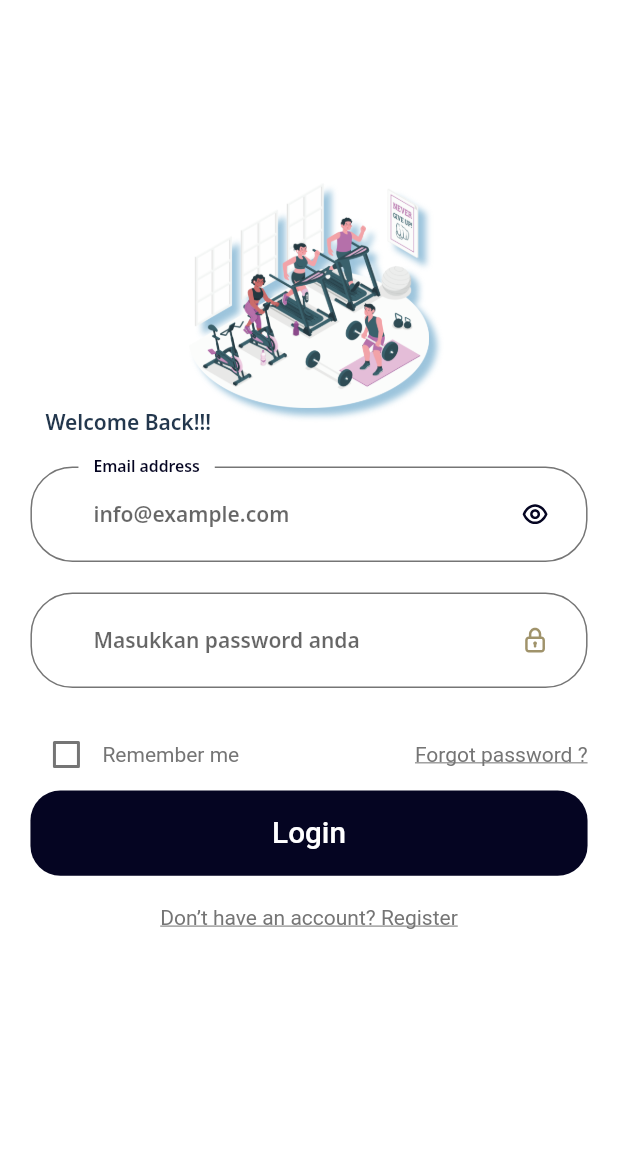
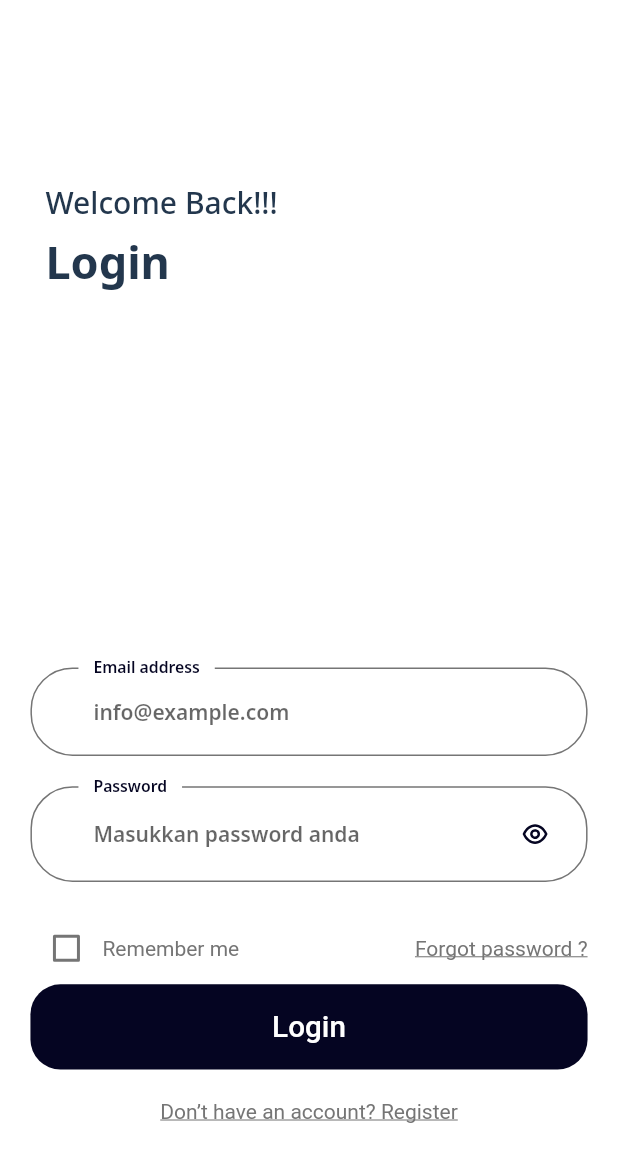
Before and after one commit to PMO-Kel7/Gymhouse, a Flutter app: the loginscreens screen opened by its route, on a phone screen of 412 x 824 dp. Shown: the top 1162 px of the screen. Run offline on Flutter 3.47's test engine with Material 2 defaults, Android fonts, the phone set to English and light mode, and no system bars; drawn by our look-alikes of simple_shadow; our stand-ins replace firebase_core, flutter_svg, google_fonts; accounts and stored records are empty; Roboto replaces fonts that are missing (Muli).

```diff
--- a/gymhouse_project/lib/Components/Login/logincomponent.dart
+++ b/gymhouse_project/lib/Components/Login/logincomponent.dart
@@ -2,7 +2,7 @@ import 'package:flutter/material.dart';
 import 'package:gymhouse_project/Components/Login/loginform.dart';
 import 'package:gymhouse_project/size_config.dart';
 import 'package:gymhouse_project/utils/constant.dart';
-import 'package:simple_shadow/simple_shadow.dart';
+// import 'package:simple_shadow/simple_shadow.dart';
 
 class logincomponent extends StatefulWidget {
   @override
@@ -10,7 +10,6 @@ class logincomponent extends StatefulWidget {
 }
 
 class _logincomponent extends State<logincomponent> {
-
   @override
   Widget build(BuildContext context) {
     return SafeArea(
@@ -28,35 +27,33 @@ class _logincomponent extends State<logincomponent> {
                 SizedBox(
                   height: SizeConfig.screenHeight * 0.04,
                 ),
-                  SimpleShadow(
-                      child: Image.asset(
-                      "assets/images/Gym_login.png",
-                      height: 150,
-                      width: 202 ,
+                Padding(
+                  padding: EdgeInsets.only(left: 10, bottom: 5),
+                  child: Align(
+                    alignment: Alignment.centerLeft,
+                    child: Text(
+                      "Welcome Back!!!",
+                      style: mTitleStyle,
                     ),
-                      opacity: 0.5,
-                      color: kSecondaryColor,
-                      offset: Offset(5, 5),
-                      sigma: 2,
+                  ),
                 ),
                 Padding(
-                      padding: EdgeInsets.only(left: 10),
-                      child: Row(
-                        crossAxisAlignment: CrossAxisAlignment.start,
-                        children: [
-                          Text("Welcome Back!!!", style: mTitleStyle,
-                          )
-                        ],
-                      )
-                    ),
-                    SizedBox(
-                      height: 20,
-                    ),
-                    SignInform()
-                ]),
+                  padding: EdgeInsets.only(left: 10, bottom: 70),
+                  child: Align(
+                    alignment: Alignment.centerLeft,
+                    child: Text(
+                      "Login",
+                      style: mTitleStyleLogin,
                     ),
                   ),
-      )
+                ),
+                SizedBox(height: 180),
+                SignInform(),
+              ],
+            ),
+          ),
+        ),
+      ),
     );
   }
 }
--- a/gymhouse_project/lib/Components/Login/loginform.dart
+++ b/gymhouse_project/lib/Components/Login/loginform.dart
@@ -78,10 +78,27 @@ class _SignInform extends State<SignInform> {
     return TextFormField(
       controller: txtEmailAddress,
       keyboardType: TextInputType.emailAddress,
-      style: mTitleStyle,
+      style: mTitleStyle2,
       decoration: InputDecoration(
         labelText: 'Email address',
         hintText: 'info@example.com',
+        labelStyle: TextStyle(
+          color: focusNode.hasFocus ? mSubtitleColor : kPrimaryColor),
+          floatingLabelBehavior: FloatingLabelBehavior.always,
+          // suffixIcon: CustomSurffixIcon(
+          //   svgIcon: "assets/icons/Eye.svg",
+            ),
+    );
+  }
+
+  TextFormField buildPassword() {
+    return TextFormField(
+      controller: txtPassword,
+      obscureText: true,
+      style: mTitleStyle2,
+      decoration: InputDecoration(
+        labelText: 'Password',
+        hintText: 'Masukkan password anda',
         labelStyle: TextStyle(
           color: focusNode.hasFocus ? mSubtitleColor : kPrimaryColor),
           floatingLabelBehavior: FloatingLabelBehavior.always,
@@ -90,21 +107,4 @@ class _SignInform extends State<SignInform> {
             )),
     );
   }
-
-  TextFormField buildPassword() {
-    return TextFormField(
-      controller: txtPassword,
-      obscureText: true,
-      style: mTitleStyle,
-      decoration: InputDecoration(
-        labelText: '',
-        hintText: 'Masukkan password anda',
-        labelStyle: TextStyle(
-          color: focusNode.hasFocus ? mSubtitleColor : kPrimaryColor),
-          floatingLabelBehavior: FloatingLabelBehavior.always,
-          suffixIcon: CustomSurffixIcon(
-            svgIcon: "assets/icons/Lock.svg",
-            )),
-    );
-  }
 }
--- a/gymhouse_project/lib/Screens/Register/registerscreens.dart
+++ b/gymhouse_project/lib/Screens/Register/registerscreens.dart
@@ -1,4 +1,5 @@
 import 'package:flutter/material.dart';
+import 'package:gymhouse_project/Components/Register/registercomponent.dart';
 import 'package:gymhouse_project/size_config.dart';
 
 
@@ -12,7 +13,7 @@ class registerscreens extends StatelessWidget {
       appBar: AppBar(
         automaticallyImplyLeading: false,
       ),
-      // body: logincomponent(),
+      body: registercomponent(),
     );
   }
 }
--- a/gymhouse_project/lib/Screens/Welcome/welcomescreen.dart
+++ b/gymhouse_project/lib/Screens/Welcome/welcomescreen.dart
@@ -9,9 +9,6 @@ class welcomescreens extends StatelessWidget {
   Widget build(BuildContext context) {
     SizeConfig().init(context);
     return Scaffold(
-      appBar: AppBar(
-        automaticallyImplyLeading: false,
-      ),
       body: welcomecomponent(),
     );
   }
--- a/gymhouse_project/lib/utils/constant.dart
+++ b/gymhouse_project/lib/utils/constant.dart
@@ -82,6 +82,21 @@ OutlineInputBorder outlineInputBorder() {
 
 // Style for title
 var mTitleStyle = GoogleFonts.notoSans(
+    fontWeight: FontWeight.w500, color: mTitleColor, fontSize: 20);
+
+var mTitleStyleCreateAccount = GoogleFonts.notoSans(
+    fontWeight: FontWeight.w700, color: mTitleColor, fontSize: 20);
+
+var mTitleStyleGymhouse = GoogleFonts.nunitoSans(
+    fontWeight: FontWeight.w700, color: mBackgroundColor, fontSize: 30);
+
+var mTitleStyleWelcome = GoogleFonts.nunitoSans(
+    fontWeight: FontWeight.w700, color: mBackgroundColor, fontSize: 40);
+
+var mTitleStyleLogin = GoogleFonts.notoSans(
+    fontWeight: FontWeight.w700, color: mTitleColor, fontSize: 30);
+
+var mTitleStyle2 = GoogleFonts.notoSans(
     fontWeight: FontWeight.w600, color: mTitleColor, fontSize: 14);
 
 var mTitleStyleColorWhite = GoogleFonts.notoSans(
```
Also changed, not shown: gymhouse_project/lib/Components/Register/registercomponent.dart (+59 -0 lines), gymhouse_project/lib/Components/Register/registerform.dart (+129 -0 lines), gymhouse_project/lib/Components/Sambutan/sambutancomponent.dart (+38 -28 lines), gymhouse_project/lib/Components/Welcome/welcomecomponent.dart (+69 -42 lines), gymhouse_project/lib/main.dart (+5 -2 lines), gymhouse_project/assets/images/Gym-amico 1.svg (added), 13 other files. Lines whose indentation alone changed are shown as unchanged.
